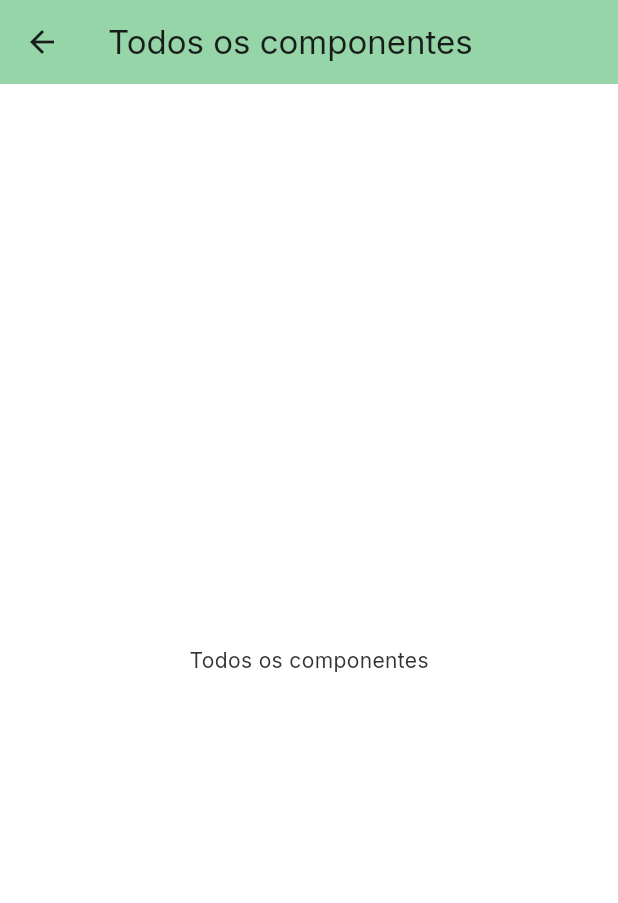
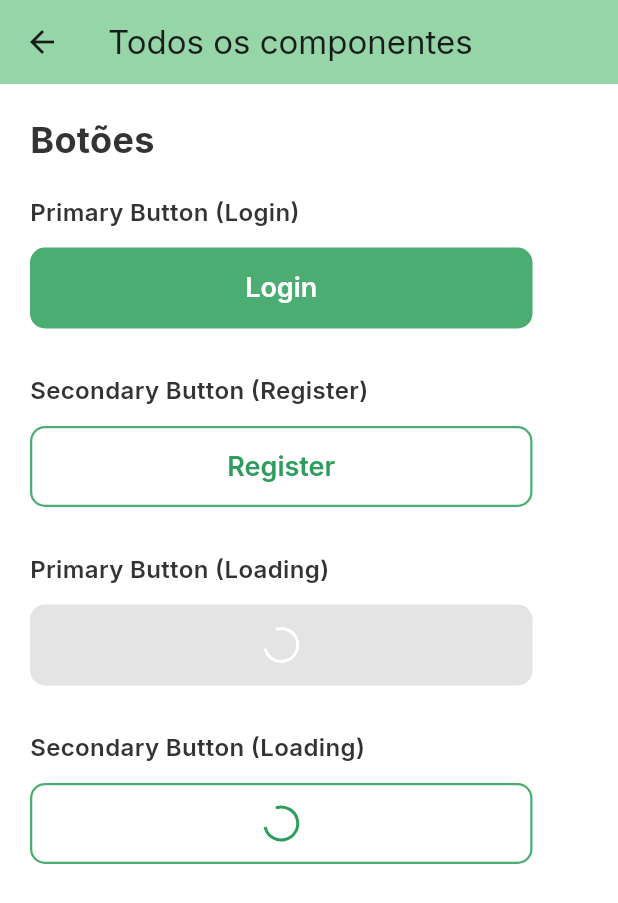
Before and after one commit to Aicrus/apptalles, a Flutter app: the TodosComponentesPage screen opened directly, on a phone screen of 412 x 824 dp. Shown: the top 903 px of the screen. Run offline on Flutter 3.47's test engine with Material 3 defaults, Android fonts, the phone set to English and light mode, and no system bars; our stand-ins replace flutter_dotenv, google_fonts, supabase_flutter; accounts and stored records are empty.

Commit message:
Adiciona novos botões à página TodosComponentesPage no arquivo main.dart, incluindo botões primário e secundário com estados de carregamento. Também atualiza a classe AppColors no design_system.dart para incluir novas cores.

```diff
--- /dev/null
+++ b/lib/components/buttons.dart
@@ -0,0 +1,101 @@
+import 'package:flutter/material.dart';
+import '../design_system/design_system.dart';
+
+/// Botão primário preenchido (ex: Login)
+class PrimaryButton extends StatelessWidget {
+  final String text;
+  final VoidCallback? onPressed;
+  final bool isLoading;
+
+  const PrimaryButton({
+    super.key,
+    required this.text,
+    this.onPressed,
+    this.isLoading = false,
+  });
+
+  @override
+  Widget build(BuildContext context) {
+    return SizedBox(
+      width: 335,
+      height: 54,
+      child: ElevatedButton(
+        onPressed: isLoading ? null : onPressed,
+        style: ElevatedButton.styleFrom(
+          backgroundColor: AppColors.primary,
+          foregroundColor: AppColors.white,
+          shape: RoundedRectangleBorder(
+            borderRadius: BorderRadius.circular(10),
+          ),
+          elevation: 0,
+          shadowColor: Colors.black.withValues(alpha: 0.07),
+          textStyle: const TextStyle(
+            fontSize: 18,
+            fontWeight: FontWeight.w600,
+            fontFamily: 'Inter',
+          ),
+        ),
+        child: isLoading
+            ? const SizedBox(
+                width: 22,
+                height: 22,
+                child: CircularProgressIndicator(
+                  strokeWidth: 2,
+                  valueColor: AlwaysStoppedAnimation<Color>(AppColors.white),
+                ),
+              )
+            : Text(text),
+      ),
+    );
+  }
+}
+
+/// Botão secundário com borda (ex: Register)
+class SecondaryButton extends StatelessWidget {
+  final String text;
+  final VoidCallback? onPressed;
+  final bool isLoading;
+
+  const SecondaryButton({
+    super.key,
+    required this.text,
+    this.onPressed,
+    this.isLoading = false,
+  });
+
+  @override
+  Widget build(BuildContext context) {
+    return SizedBox(
+      width: 335,
+      height: 54,
+      child: OutlinedButton(
+        onPressed: isLoading ? null : onPressed,
+        style: OutlinedButton.styleFrom(
+          foregroundColor: AppColors.primaryDark,
+          side: const BorderSide(
+            color: AppColors.primary,
+            width: 1.5,
+          ),
+          shape: RoundedRectangleBorder(
+            borderRadius: BorderRadius.circular(10),
+          ),
+          textStyle: const TextStyle(
+            fontSize: 18,
+            fontWeight: FontWeight.w600,
+            fontFamily: 'Inter',
+          ),
+        ),
+        child: isLoading
+            ? const SizedBox(
+                width: 22,
+                height: 22,
+                child: CircularProgressIndicator(
+                  strokeWidth: 2,
+                  valueColor: AlwaysStoppedAnimation<Color>(AppColors.primaryDark),
+                ),
+              )
+            : Text(text),
+      ),
+    );
+  }
+}
--- /dev/null
+++ b/lib/components/components.dart
@@ -0,0 +1,2 @@
+// Exports all components
+export 'buttons.dart';
--- a/lib/design_system/design_system.dart
+++ b/lib/design_system/design_system.dart
@@ -6,9 +6,11 @@ class AppColors {
   AppColors._();
 
   static const Color primary = Color(0xFF4CAD73);
+  static const Color primaryDark = Color(0xFF2E9D5B);
   static const Color textHighlight = Color(0xFF333333);
   static const Color textMuted = Color(0xFFBDBDBD);
   static const Color background = Color(0xFFFFFFFF);
+  static const Color white = Color(0xFFFFFFFF);
 }
 
 ThemeData buildAppTheme() {
@@ -18,7 +20,6 @@ ThemeData buildAppTheme() {
     colorScheme: ColorScheme.fromSeed(
       seedColor: AppColors.primary,
       primary: AppColors.primary,
-      background: AppColors.background,
       surface: AppColors.background,
     ),
     scaffoldBackgroundColor: AppColors.background,
--- a/lib/main.dart
+++ b/lib/main.dart
@@ -3,6 +3,7 @@ import 'package:flutter_dotenv/flutter_dotenv.dart';
 import 'package:supabase_flutter/supabase_flutter.dart';
 
 import 'design_system/design_system.dart';
+import 'components/buttons.dart';
 
 Future<void> main() async {
   WidgetsFlutterBinding.ensureInitialized();
@@ -68,8 +69,90 @@ class TodosComponentesPage extends StatelessWidget {
       ),
       body: Container(
         color: Colors.white,
-        alignment: Alignment.center,
-        child: const Text('Todos os componentes'),
+        padding: const EdgeInsets.all(20),
+        child: SingleChildScrollView(
+          child: Column(
+            crossAxisAlignment: CrossAxisAlignment.start,
+            children: [
+              const Text(
+                'Botões',
+                style: TextStyle(
+                  fontSize: 24,
+                  fontWeight: FontWeight.bold,
+                  color: AppColors.textHighlight,
+                ),
+              ),
+              const SizedBox(height: 20),
+
+              // Botão Primário
+              const Text(
+                'Primary Button (Login)',
+                style: TextStyle(
+                  fontSize: 16,
+                  fontWeight: FontWeight.w600,
+                  color: AppColors.textHighlight,
+                ),
+              ),
+              const SizedBox(height: 12),
+              PrimaryButton(
+                text: 'Login',
+                onPressed: () {
+                  // Action
+                },
+              ),
+              const SizedBox(height: 30),
+
+              // Botão Secundário
+              const Text(
+                'Secondary Button (Register)',
+                style: TextStyle(
+                  fontSize: 16,
+                  fontWeight: FontWeight.w600,
+                  color: AppColors.textHighlight,
+                ),
+              ),
+              const SizedBox(height: 12),
+              SecondaryButton(
+                text: 'Register',
+                onPressed: () {
+                  // Action
+                },
+              ),
+              const SizedBox(height: 30),
+
+              // Botão Primário (Loading)
+              const Text(
+                'Primary Button (Loading)',
+                style: TextStyle(
+                  fontSize: 16,
+                  fontWeight: FontWeight.w600,
+                  color: AppColors.textHighlight,
+                ),
+              ),
+              const SizedBox(height: 12),
+              const PrimaryButton(
+                text: 'Login',
+                isLoading: true,
+              ),
+              const SizedBox(height: 30),
+
+              // Botão Secundário (Loading)
+              const Text(
+                'Secondary Button (Loading)',
+                style: TextStyle(
+                  fontSize: 16,
+                  fontWeight: FontWeight.w600,
+                  color: AppColors.textHighlight,
+                ),
+              ),
+              const SizedBox(height: 12),
+              const SecondaryButton(
+                text: 'Register',
+                isLoading: true,
+              ),
+            ],
+          ),
+        ),
       ),
     );
   }
```
Also changed, not shown: 1 other file.
